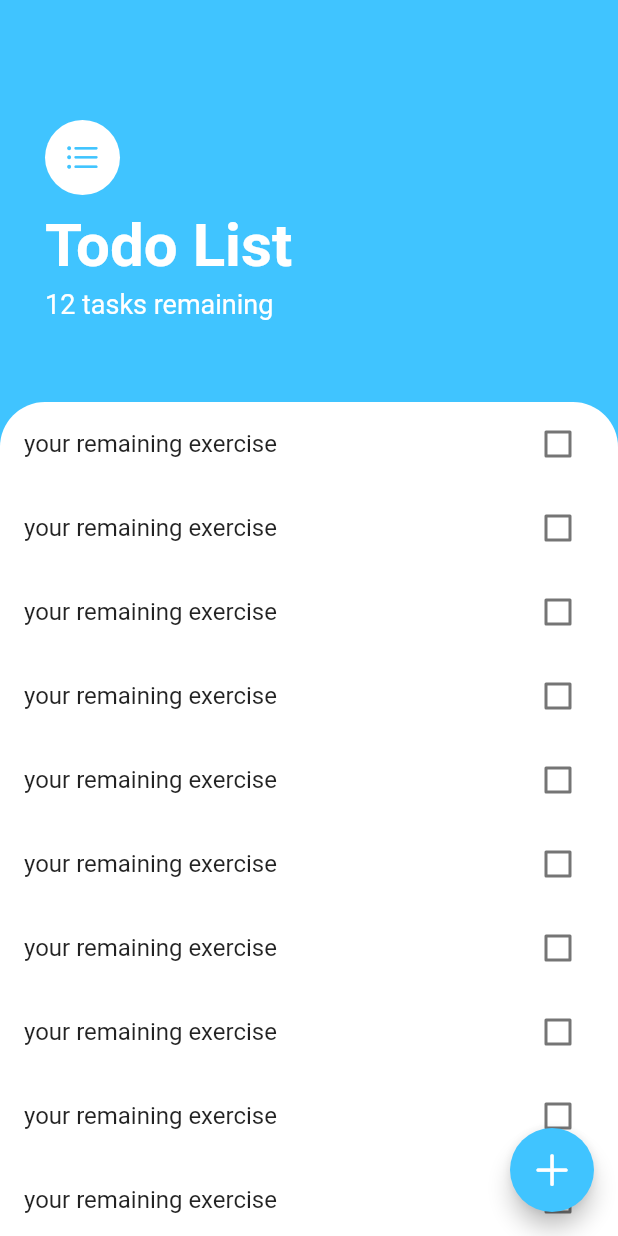
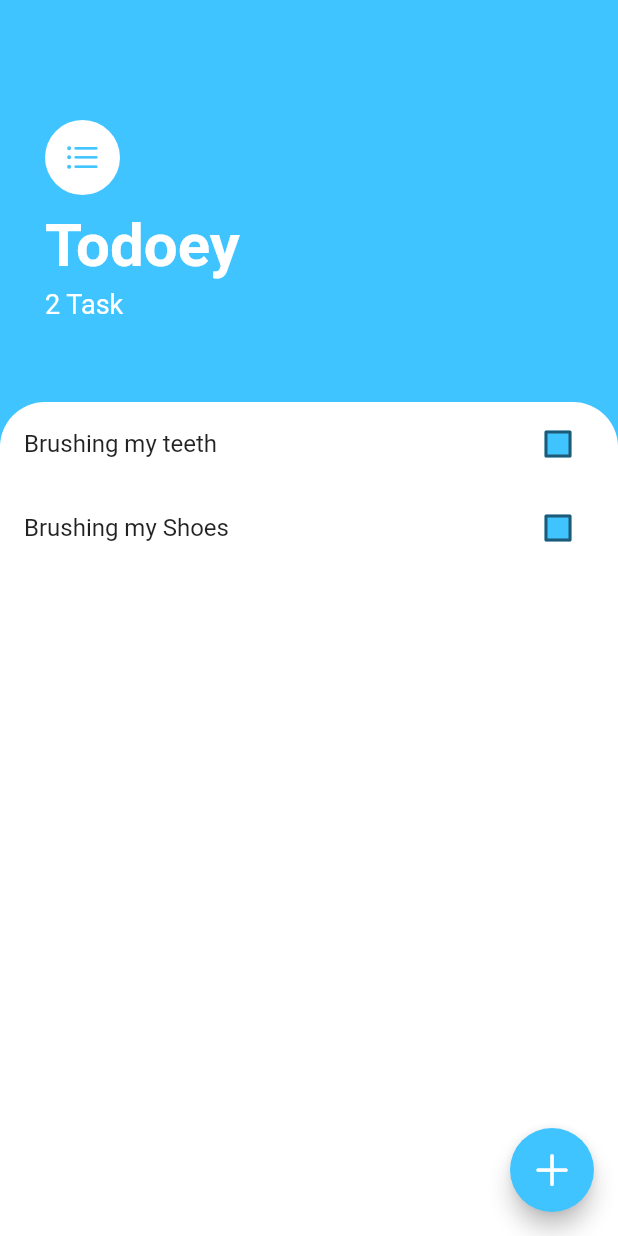
Before and after one commit to AbdurRehman-coder/todoey, a Flutter app: the screen it shows after launch, on a phone screen of 412 x 824 dp. Run offline on Flutter 3.47's test engine with Material 2 defaults, Android fonts, the phone set to English and light mode, and no system bars.

Commit message:
Managing States through uplifting the state over widget tree

```diff
--- a/lib/main.dart
+++ b/lib/main.dart
@@ -1,5 +1,7 @@
 import 'package:flutter/cupertino.dart';
 import 'package:flutter/material.dart';
+import 'package:provider/provider.dart';
+import 'package:todoey/models/add_to_model.dart';
 import 'package:todoey/screens/task_list_screen.dart';
 void main() => runApp(MyApp());
 class MyApp extends StatelessWidget {
@@ -11,5 +13,6 @@ class MyApp extends StatelessWidget {
      debugShowCheckedModeBanner: false,
      home: TaskList(),
    );
+
   }
 }
--- /dev/null
+++ b/lib/models/add_to_model.dart
@@ -0,0 +1,10 @@
+import 'package:flutter/cupertino.dart';
+import 'package:todoey/models/task_model.dart';
+
+class AddToModel extends ChangeNotifier{
+List<Task> taskList = [];
+addToList(){
+  taskList.add(Task(titleText: 'add title'));
+  notifyListeners();
+}
+}
--- /dev/null
+++ b/lib/models/task_model.dart
@@ -0,0 +1,12 @@
+class Task{
+  String? titleText;
+  bool? ischecked = false;
+  Task({this.ischecked = false, this.titleText});
+  String? get getTitleText => titleText;
+  bool? get getIsChecked => ischecked;
+  //Toggle method that will toggle the isChecked
+ void toggleChecked(){
+   ischecked = !ischecked!; // (!) this sign, the prefix for (not of) and suffixes for (null check)
+ }
+
+}
--- a/lib/screens/task_list_screen.dart
+++ b/lib/screens/task_list_screen.dart
@@ -1,10 +1,23 @@
 import 'package:flutter/cupertino.dart';
 import 'package:flutter/material.dart';
 import 'package:todoey/screens/add_items_screen.dart';
+import 'package:todoey/widgets/add_items_widget.dart';
 import 'package:todoey/widgets/items_list.dart';
-class TaskList extends StatelessWidget {
+import 'package:todoey/models/task_model.dart';
+class TaskList extends StatefulWidget {
    TaskList({Key? key}) : super(key: key);
-  List<String> checkouts = ['excercise', 'break fast', 'music'];
+
+  @override
+  State<TaskList> createState() => _TaskListState();
+}
+
+class _TaskListState extends State<TaskList> {
+  // some arguments that will be passed to the items_list file
+  List<Task> task = [
+    Task(titleText: 'Brushing my teeth'),
+    Task(titleText: 'Brushing my Shoes'),
+  ];
+
   @override
   Widget build(BuildContext context) {
     return Scaffold(
@@ -13,7 +26,14 @@ class TaskList extends StatelessWidget {
         onPressed: (){
        showModalBottomSheet(context: context,
            builder: (BuildContext context){
-         return AddItemsList();
+         return AddItemsList(getTextFieldData:
+             (getTextToAdd){
+               setState(() {
+                 task.add(Task(titleText: getTextToAdd));
+               });
+               Navigator.pop(context);
+             }
+         );
            });
         },
         child: Icon(CupertinoIcons.add,
@@ -26,11 +46,11 @@ class TaskList extends StatelessWidget {
             Container(
               margin: EdgeInsets.only(top: 20),
               child: Padding(
-                padding: const EdgeInsets.fromLTRB(30, 60, 30, 30),
+                padding:  EdgeInsets.fromLTRB(30, 60, 30, 30),
                 child: Column(
 
                   crossAxisAlignment: CrossAxisAlignment.start,
-                  children: const [
+                  children:  [
                     CircleAvatar(
 
                         child: Icon(CupertinoIcons.list_bullet,
@@ -38,19 +58,18 @@ class TaskList extends StatelessWidget {
                     backgroundColor: Colors.white,
                     radius: 25,),
                     SizedBox( height: 10,),
-                    Text('Todo List',
+                    Text('Todoey',
                       style: TextStyle(
                         fontSize: 40,
                         fontWeight: FontWeight.bold,
                         color: Colors.white,
                       ),),
                     SizedBox(height: 5,),
-                    Text('12 tasks remaining',
+                    Text('${task.length} Task',
                       style: TextStyle(
                         fontSize: 18,
                         color: Colors.white,
-                      ),),
-                  ],
+                      ),),                  ],
                 ),
               ),
             ),
@@ -61,12 +80,11 @@ class TaskList extends StatelessWidget {
                   color: Colors.white,
                   borderRadius: BorderRadius.only(topLeft: Radius.circular(30), topRight: Radius.circular(30),),
                 ),
-                child: ItemsList()
+                child: ItemsList(tasks: task),
               ),
             ),
           ]
       ),
     );
   }
-
 }
--- a/lib/widgets/items_list.dart
+++ b/lib/widgets/items_list.dart
@@ -1,28 +1,65 @@
 import 'package:flutter/material.dart';
+import 'package:provider/provider.dart';
+import 'package:todoey/models/add_to_model.dart';
+import 'package:todoey/models/task_model.dart';
+import 'package:todoey/screens/task_list_screen.dart';
 import 'items_tile.dart';
-class ItemsList extends StatelessWidget {
-
-  @override
-  Widget build(BuildContext context) {
-    return ListView(
-      children: [
-        ItemsTile(),
-        ItemsTile(),
-        ItemsTile(),
-        ItemsTile(),
-        ItemsTile(),
-        ItemsTile(),
-        ItemsTile(),
-        ItemsTile(),
-        ItemsTile(),
-        ItemsTile(),
-        ItemsTile(),
-        ItemsTile(),
-        ItemsTile(),
+class ItemsList extends StatefulWidget {
 
 
 
-      ],
-    );
+
+   ItemsList({this.tasks});
+  // final String? titleText;
+  // final bool? isChecked;
+  // final void Function(bool? val)? checkboxState;
+  List<Task>? tasks = [];
+
+  @override
+  State<ItemsList> createState() => _ItemsListState();
+}
+
+class _ItemsListState extends State<ItemsList> {
+  bool? isChecked = false;
+  @override
+  Widget build(BuildContext context) {
+      return ListView.builder(
+          itemCount: widget.tasks!.length,
+          itemBuilder: (context, index){
+            return ListTile(
+              onTap: (){
+
+              },
+              title: Text(widget.tasks![index].titleText!,
+                style: TextStyle(
+                  decoration: widget.tasks![index].ischecked! ? TextDecoration.lineThrough : null,
+                ),
+              ),
+              trailing: Checkbox(
+                activeColor: Colors.red,
+                fillColor: MaterialStateProperty.all(Colors.lightBlueAccent),
+                checkColor: Colors.red,
+                value: widget.tasks![index].ischecked,
+                onChanged: (newValue){
+                  setState(() {
+                   widget.tasks![index].toggleChecked();
+                  });
+                }
+              ),
+
+            );
+            // return ItemsTile(
+            //   titleText: ,
+            //   isChecked: task![index].ischecked,
+            //   checkboxState: (value){
+            //     setState(() {
+            //       task![index].toggleChecked();
+            //     });
+            //   },
+            // );
+
+          }
+      );
+
   }
 }
--- a/lib/widgets/items_tile.dart
+++ b/lib/widgets/items_tile.dart
@@ -1,52 +1,32 @@
-import 'package:flutter/cupertino.dart';
-import 'package:flutter/material.dart';
-
-class ItemsTile extends StatefulWidget {
-  @override
-  State<ItemsTile> createState() => _ItemsTileState();
-}
-
-class _ItemsTileState extends State<ItemsTile> {
-  bool isChecked = false;
-  // void checkStateCall(bool newValue){
-  //   setState(() {
-  //     isChecked = newValue;
-  //   });
-  // }
-
-@override
-  Widget build(BuildContext context) {
-
-    return ListTile(
-      onTap: (){
-
-      },
-      title: Text('your remaining exercise',
-      style: TextStyle(
-        decoration: isChecked ? TextDecoration.lineThrough : null,
-      ),
-      ),
-      trailing: CheckBox(checkState: isChecked, checkStateCallBack: (bool newValue) {
-        setState(() {
-          isChecked = newValue;
-        });
-      }),
-
-    );
-  }
-}
-class CheckBox extends StatelessWidget {
-  const CheckBox({this.checkState, this.checkStateCallBack});
-  final bool? checkState;
- final Function? checkStateCallBack;
-
-  @override
-  Widget build(BuildContext context) {
-    return Checkbox(
-      value: checkState,
-        onChanged: (bool? value) {
-     checkStateCallBack!(value);
-    }
-    );
-  }
-}
+// import 'package:flutter/cupertino.dart';
+// import 'package:flutter/material.dart';
+//
+// class ItemsTile extends StatelessWidget {
+//   const ItemsTile({Key? key, this.isChecked, required this.checkboxState, this.titleText}) : super(key: key);
+//  final String? titleText;
+//   final bool? isChecked;
+//  final void Function(bool? val) checkboxState;
+//
+// @override
+//   Widget build(BuildContext context) {
+//
+//     return ListTile(
+//       onTap: (){
+//
+//       },
+//       title: Text(titleText!,
+//       style: TextStyle(
+//         decoration: isChecked! ? TextDecoration.lineThrough : null,
+//       ),
+//       ),
+//       trailing: Checkbox(
+//           activeColor: Colors.red,
+//           fillColor: MaterialStateProperty.all(Colors.lightBlueAccent),
+//           checkColor: Colors.red,
+//           value: isChecked,
+//           onChanged: checkboxState,
+//       ),
+//
+//     );
+//   }
+// }
--- a/pubspec.yaml
+++ b/pubspec.yaml
@@ -34,6 +34,7 @@ dependencies:
   # The following adds the Cupertino Icons font to your application.
   # Use with the CupertinoIcons class for iOS style icons.
   cupertino_icons: ^1.0.2
+  provider: ^6.0.1
 
 dev_dependencies:
   flutter_test:
```
Also changed, not shown: lib/screens/add_items_screen.dart (+84 -2 lines), lib/widgets/add_items_widget.dart (+32 -10 lines), pubspec.lock.
